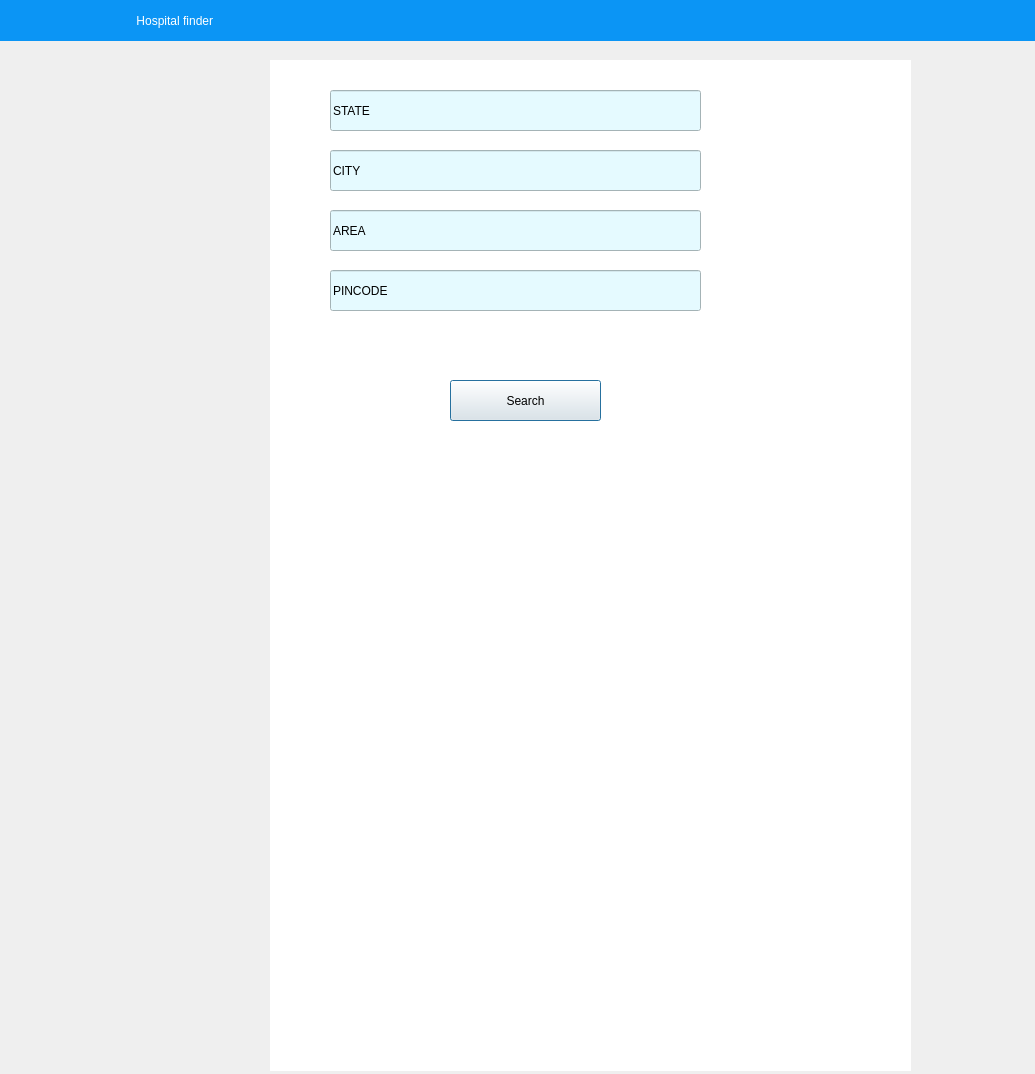
This is hospital_finder.ui in sasank-paria/python_mini_proj as Qt 5 draws it before an edit. The edited form follows.
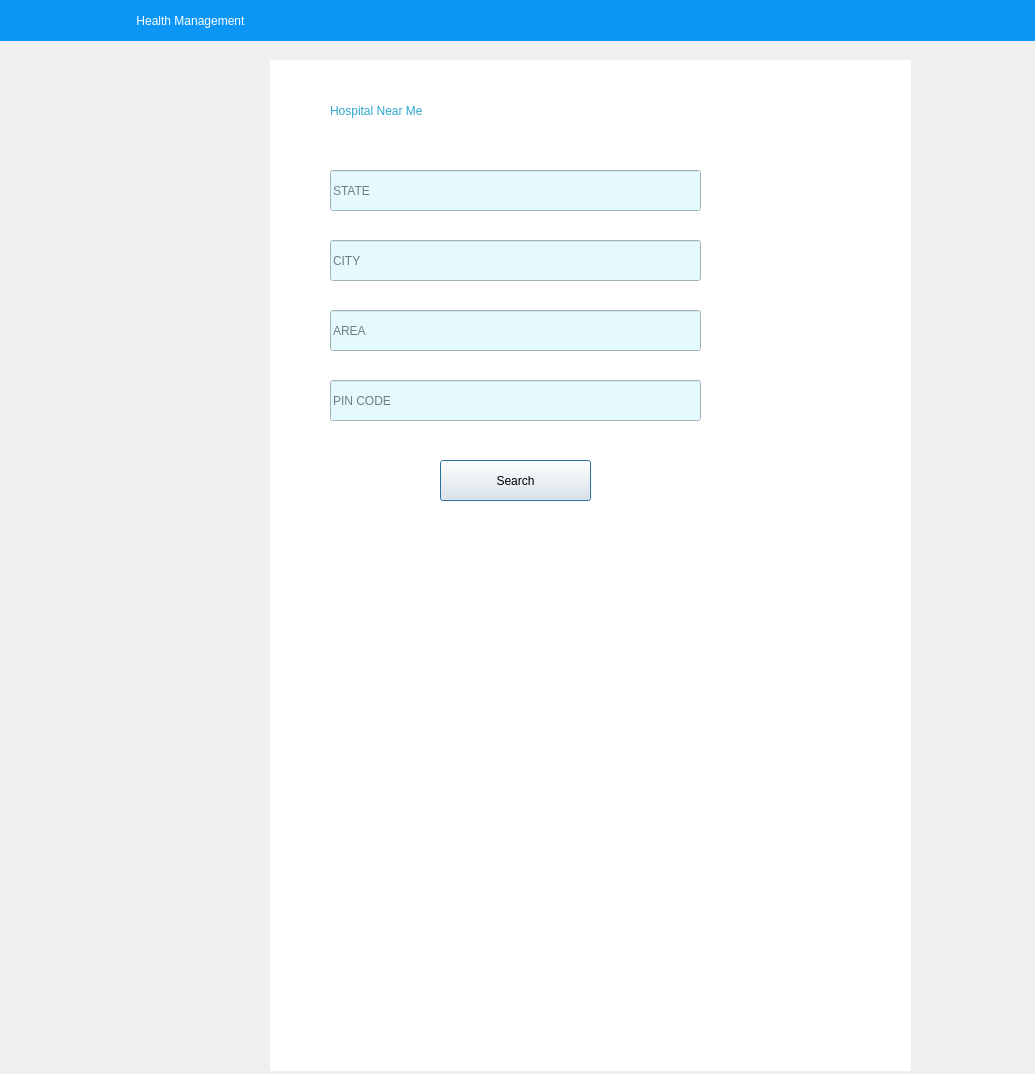
This is the edited form. Icons and pictures are not drawn.

Patch:
```diff
--- a/hospital_finder.ui
+++ b/hospital_finder.ui
@@ -30,7 +30,7 @@
 color: rgb(255, 255, 255);</string>
    </property>
    <property name="text">
-    <string>                                         Hospital finder </string>
+    <string>                                         Health Management</string>
    </property>
   </widget>
   <widget class="QLabel" name="label">
@@ -143,7 +143,7 @@
     <property name="geometry">
      <rect>
       <x>330</x>
-      <y>170</y>
+      <y>270</y>
       <width>371</width>
       <height>41</height>
      </rect>
@@ -155,17 +155,17 @@
 background-color: rgb(229, 250, 255);</string>
     </property>
     <property name="text">
+     <string/>
+    </property>
+    <property name="placeholderText">
      <string>AREA</string>
     </property>
-    <property name="placeholderText">
-     <string>USER NAME</string>
-    </property>
    </widget>
    <widget class="QLineEdit" name="reg_user_name_field_2">
     <property name="geometry">
      <rect>
       <x>330</x>
-      <y>50</y>
+      <y>130</y>
       <width>371</width>
       <height>41</height>
      </rect>
@@ -177,17 +177,17 @@
 background-color: rgb(229, 250, 255);</string>
     </property>
     <property name="text">
+     <string/>
+    </property>
+    <property name="placeholderText">
      <string>STATE</string>
     </property>
-    <property name="placeholderText">
-     <string>USER NAME</string>
-    </property>
    </widget>
    <widget class="QLineEdit" name="reg_user_name_field_3">
     <property name="geometry">
      <rect>
       <x>330</x>
-      <y>110</y>
+      <y>200</y>
       <width>371</width>
       <height>41</height>
      </rect>
@@ -199,39 +199,39 @@
 background-color: rgb(229, 250, 255);</string>
     </property>
     <property name="text">
+     <string/>
+    </property>
+    <property name="placeholderText">
      <string>CITY</string>
     </property>
-    <property name="placeholderText">
-     <string>USER NAME</string>
-    </property>
    </widget>
    <widget class="QLineEdit" name="reg_user_name_field_4">
     <property name="geometry">
      <rect>
       <x>330</x>
-      <y>230</y>
-      <width>371</width>
-      <height>41</height>
-     </rect>
-    </property>
-    <property name="styleSheet">
-     <string notr="true">
-font: 75 12pt &quot;MS Sans Serif&quot;;
-
-background-color: rgb(229, 250, 255);</string>
-    </property>
-    <property name="text">
-     <string>PINCODE</string>
-    </property>
-    <property name="placeholderText">
-     <string>USER NAME</string>
-    </property>
-   </widget>
-   <widget class="QPushButton" name="signup_button">
-    <property name="geometry">
-     <rect>
-      <x>450</x>
       <y>340</y>
+      <width>371</width>
+      <height>41</height>
+     </rect>
+    </property>
+    <property name="styleSheet">
+     <string notr="true">
+font: 75 12pt &quot;MS Sans Serif&quot;;
+
+background-color: rgb(229, 250, 255);</string>
+    </property>
+    <property name="text">
+     <string/>
+    </property>
+    <property name="placeholderText">
+     <string>PIN CODE</string>
+    </property>
+   </widget>
+   <widget class="QPushButton" name="signup_button">
+    <property name="geometry">
+     <rect>
+      <x>440</x>
+      <y>420</y>
       <width>151</width>
       <height>41</height>
      </rect>
@@ -255,6 +255,23 @@
      <string>Search</string>
     </property>
    </widget>
+   <widget class="QLabel" name="label_4">
+    <property name="geometry">
+     <rect>
+      <x>330</x>
+      <y>30</y>
+      <width>371</width>
+      <height>81</height>
+     </rect>
+    </property>
+    <property name="styleSheet">
+     <string notr="true">font: 75 22pt &quot;MS Sans Serif&quot;;
+color:rgb(45, 169, 203)</string>
+    </property>
+    <property name="text">
+     <string>Hospital Near Me</string>
+    </property>
+   </widget>
   </widget>
  </widget>
  <resources/>
```
